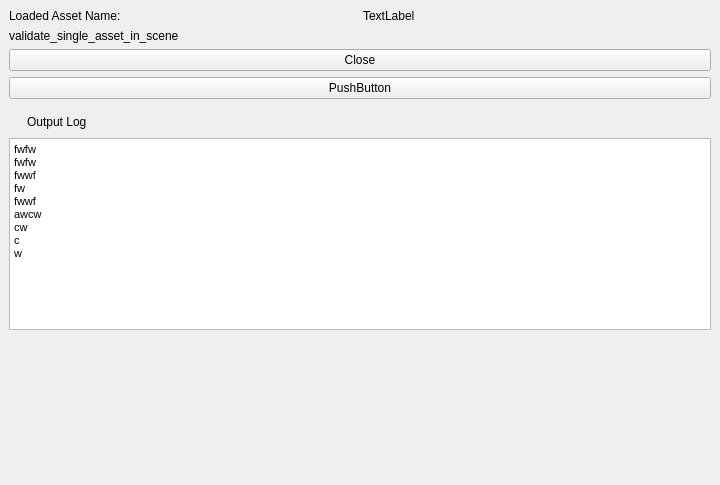
Qt form _asset_validator/mayapy_asset_validator.ui (BlakeXYZ/Maya-Tools) before a commit.
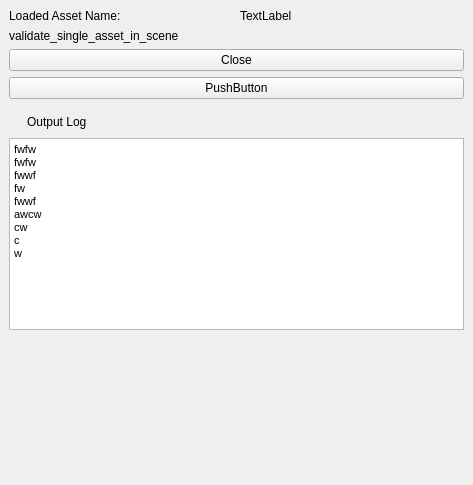
The same form after that commit.

```diff
--- a/_asset_validator/mayapy_asset_validator.ui
+++ b/_asset_validator/mayapy_asset_validator.ui
@@ -6,7 +6,7 @@
    <rect>
     <x>0</x>
     <y>0</y>
-    <width>720</width>
+    <width>473</width>
     <height>485</height>
    </rect>
   </property>
```
